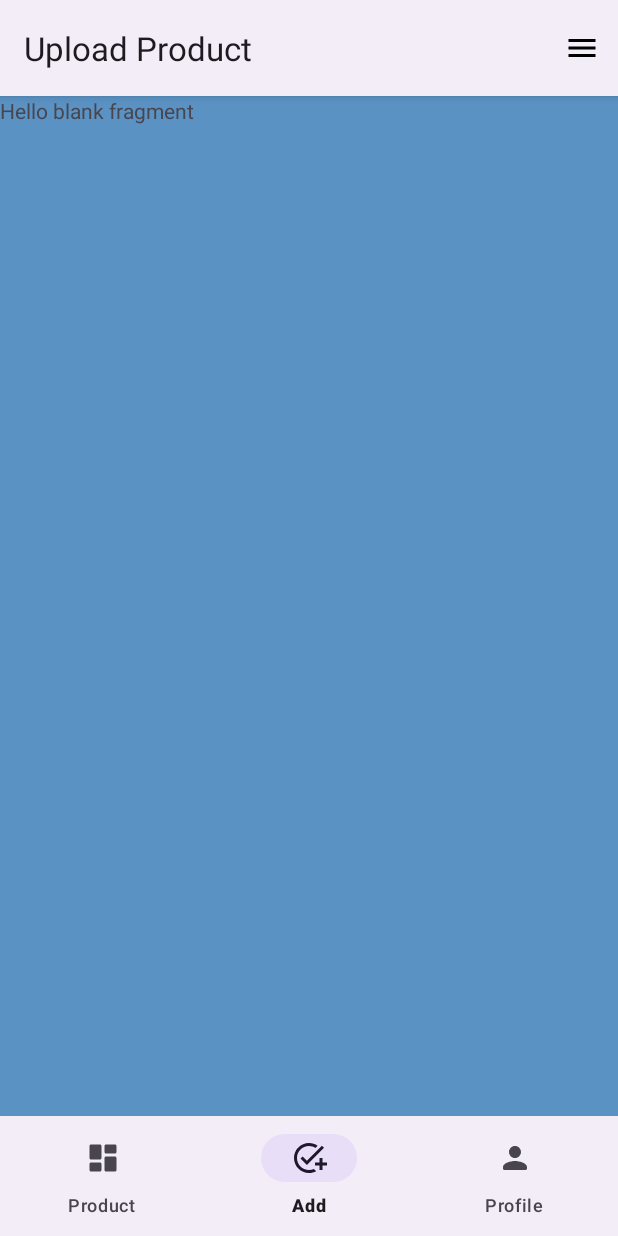
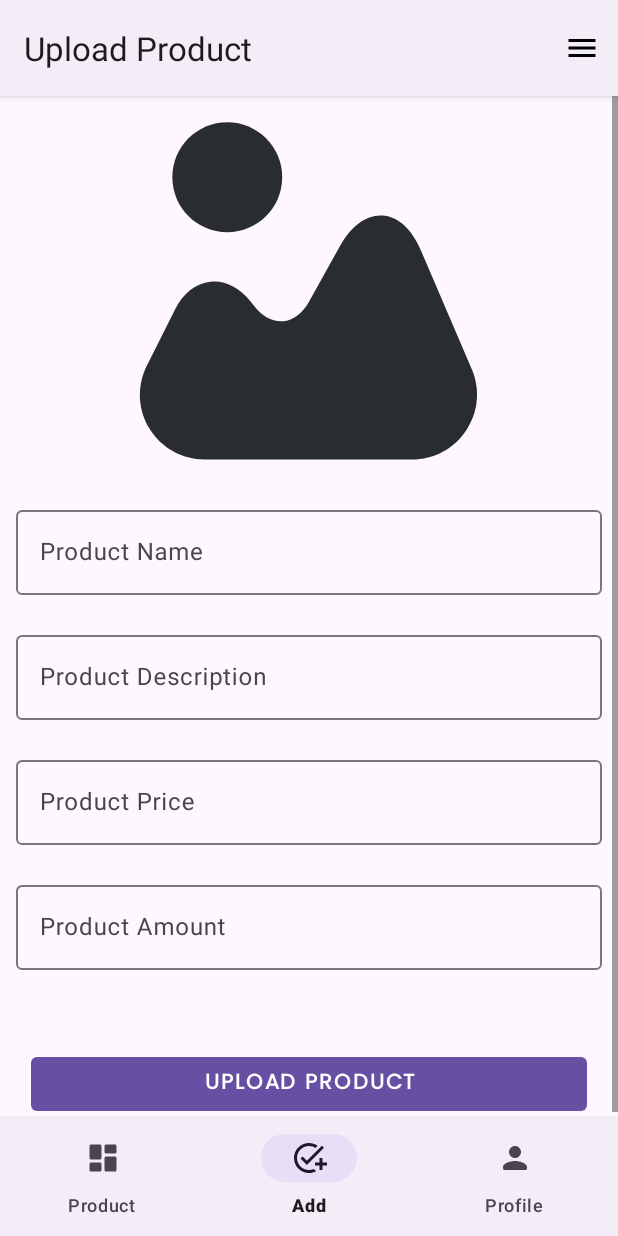
Before and after one commit to jubayerappdev/Elexaa-Mart, an Android app: the screen it shows after launch once a user with an empty profile is signed in (SellerDashboard), item 2 of the bottom bar chosen, on a phone screen of 412 x 824 dp. Run offline under Robolectric (Android 15) with nearby library versions, the phone set to English and light mode, and no system bars; our stand-ins replace Dagger/Hilt's generated code, Firebase (no records; nobody signed in at launch, a user with empty details on screens opened directly), navigation-ui, sdp/ssp sizes.

Commit message:
runtime permission added

```diff
--- a/app/src/main/AndroidManifest.xml
+++ b/app/src/main/AndroidManifest.xml
@@ -2,7 +2,16 @@
 <manifest xmlns:android="http://schemas.android.com/apk/res/android"
     xmlns:tools="http://schemas.android.com/tools">
 
+    <uses-feature
+        android:name="android.hardware.camera"
+        android:required="false" />
+
     <uses-permission android:name="android.permission.INTERNET" />
+
+    <uses-permission
+        android:name="android.permission.READ_EXTERNAL_STORAGE"
+        android:maxSdkVersion="32" />
+    <uses-permission android:name="android.permission.CAMERA" />
 
     <application
         android:name=".di.MyApp"
@@ -16,9 +25,9 @@
         android:theme="@style/Theme.ElexaaMart"
         tools:targetApi="31">
         <activity
-            android:theme="@style/Theme.ElexaaMart.App.Bar"
             android:name=".views.dashboard.seller.SellerDashboard"
-            android:exported="false" />
+            android:exported="false"
+            android:theme="@style/Theme.ElexaaMart.App.Bar" />
         <activity
             android:name=".views.starter.MainActivity"
             android:exported="true">
--- /dev/null
+++ b/app/src/main/java/com/creativeitinstitute/elexaamart/core/Extension.kt
@@ -0,0 +1,31 @@
+@file:Suppress("DEPRECATION")
+
+package com.creativeitinstitute.elexaamart.core
+
+
+import android.content.pm.PackageManager
+import android.widget.EditText
+import androidx.activity.result.ActivityResultLauncher
+import androidx.core.content.ContextCompat
+import androidx.fragment.app.Fragment
+
+
+
+fun EditText.extract() : String{
+
+  return  text.toString().trim()
+}
+
+fun Fragment.requestPermission(
+  request: ActivityResultLauncher<Array<String>>,
+  permission: Array<String>
+){
+ request.launch(permission)
+}
+
+fun Fragment.areAllPermissionsGranted(permissions: Array<String>): Boolean{
+
+  return permissions.all {
+    ContextCompat.checkSelfPermission(requireContext(),it) == PackageManager.PERMISSION_GRANTED
+  }
+}
--- /dev/null
+++ b/app/src/main/java/com/creativeitinstitute/elexaamart/data/Product.kt
@@ -0,0 +1,12 @@
+package com.creativeitinstitute.elexaamart.data
+
+data class Product(
+
+    var name: String = "",
+    var price: Double = 0.0,
+    var imageLink: String = "",
+    var description: String = "",
+    var amount:Int = 0,
+    var sellerID: String = "",
+    var productID: String = ""
+)
--- a/app/src/main/java/com/creativeitinstitute/elexaamart/views/dashboard/seller/upload/UploadProductFragment.kt
+++ b/app/src/main/java/com/creativeitinstitute/elexaamart/views/dashboard/seller/upload/UploadProductFragment.kt
@@ -1,21 +1,86 @@
 package com.creativeitinstitute.elexaamart.views.dashboard.seller.upload
 
-import android.os.Bundle
-import android.view.LayoutInflater
-import android.view.View
-import android.view.ViewGroup
-import androidx.fragment.app.Fragment
-import com.creativeitinstitute.elexaamart.R
 
-class UploadProductFragment : Fragment() {
+import android.Manifest
+import android.widget.Toast
+import androidx.activity.result.ActivityResultLauncher
+import androidx.activity.result.contract.ActivityResultContracts
+import androidx.activity.result.registerForActivityResult
 
-    override fun onCreateView(
-        inflater: LayoutInflater, container: ViewGroup?,
-        savedInstanceState: Bundle?
-    ): View? {
-        // Inflate the layout for this fragment
-        return inflater.inflate(R.layout.fragment_upload_product, container, false)
+import com.creativeitinstitute.elexaamart.base.BaseFragment
+import com.creativeitinstitute.elexaamart.core.areAllPermissionsGranted
+import com.creativeitinstitute.elexaamart.core.extract
+import com.creativeitinstitute.elexaamart.core.requestPermission
+import com.creativeitinstitute.elexaamart.data.Product
+import com.creativeitinstitute.elexaamart.databinding.FragmentUploadProductBinding
+import dagger.hilt.android.AndroidEntryPoint
+
+
+@AndroidEntryPoint
+class UploadProductFragment : BaseFragment<FragmentUploadProductBinding>(
+    FragmentUploadProductBinding::inflate
+) {
+    override fun setListener() {
+
+        permissionsRequest = getPermissionRequest()
+
+
+        binding.apply {
+            ivProduct.setOnClickListener {
+
+                requestPermission(permissionsRequest, permissionList)
+            }
+
+            btnUploadProduct.setOnClickListener {
+
+                val name = etProductName.extract()
+                val price = etProductPrice.extract()
+                val description = etProductDescription.extract()
+                val amount = etProductAmount.extract()
+
+                val product = Product(
+                    name = name,
+                    description = description,
+                    price = price.toDouble(),
+                    amount = amount.toInt()
+                )
+
+                uploadProduct(product)
+            }
+        }
+
+
     }
+
+    private fun getPermissionRequest(): ActivityResultLauncher<Array<String>> {
+
+        return registerForActivityResult (ActivityResultContracts.RequestMultiplePermissions()){
+
+            if (areAllPermissionsGranted(permissionList)){
+
+                Toast.makeText(requireContext(), "Granted", Toast.LENGTH_LONG).show()
+            }else{
+                Toast.makeText(requireContext(), "Not Granted", Toast.LENGTH_LONG).show()
+            }
+        }
+    }
+
+    private fun uploadProduct(product: Product) {
+
+    }
+
+    override fun allObserver() {
+
+    }
+
+    companion object{
+        private val permissionList = arrayOf(
+            Manifest.permission.READ_EXTERNAL_STORAGE,
+            Manifest.permission.CAMERA
+        )
+    }
+
+    private lateinit var permissionsRequest: ActivityResultLauncher<Array<String>>
 
 
 }
--- /dev/null
+++ b/app/src/main/res/drawable/ic_image_placeholder.xml
@@ -0,0 +1,12 @@
+<vector xmlns:android="http://schemas.android.com/apk/res/android"
+    android:width="800dp"
+    android:height="800dp"
+    android:viewportWidth="24"
+    android:viewportHeight="24">
+  <path
+      android:pathData="M22.019,16.82L18.889,9.5C18.319,8.16 17.469,7.4 16.499,7.35C15.539,7.3 14.609,7.97 13.899,9.25L11.999,12.66C11.599,13.38 11.029,13.81 10.409,13.86C9.779,13.92 9.149,13.59 8.639,12.94L8.419,12.66C7.709,11.77 6.829,11.34 5.929,11.43C5.029,11.52 4.259,12.14 3.749,13.15L2.019,16.6C1.399,17.85 1.459,19.3 2.189,20.48C2.919,21.66 4.189,22.37 5.579,22.37H18.339C19.679,22.37 20.929,21.7 21.669,20.58C22.429,19.46 22.549,18.05 22.019,16.82Z"
+      android:fillColor="#292D32"/>
+  <path
+      android:pathData="M6.97,8.381C8.837,8.381 10.35,6.868 10.35,5.001C10.35,3.134 8.837,1.621 6.97,1.621C5.103,1.621 3.59,3.134 3.59,5.001C3.59,6.868 5.103,8.381 6.97,8.381Z"
+      android:fillColor="#292D32"/>
+</vector>
--- a/app/src/main/res/layout/fragment_upload_product.xml
+++ b/app/src/main/res/layout/fragment_upload_product.xml
@@ -1,15 +1,101 @@
 <?xml version="1.0" encoding="utf-8"?>
-<FrameLayout xmlns:android="http://schemas.android.com/apk/res/android"
+<ScrollView xmlns:android="http://schemas.android.com/apk/res/android"
     xmlns:tools="http://schemas.android.com/tools"
     android:layout_width="match_parent"
     android:layout_height="match_parent"
-    android:background="#5A92C3"
+    xmlns:app="http://schemas.android.com/apk/res-auto"
     tools:context=".views.dashboard.seller.upload.UploadProductFragment">
 
-    <!-- TODO: Update blank fragment layout -->
-    <TextView
+    <LinearLayout
         android:layout_width="match_parent"
-        android:layout_height="match_parent"
-        android:text="@string/hello_blank_fragment" />
+        android:orientation="vertical"
+        android:layout_height="wrap_content">
 
-</FrameLayout>
+        <ImageView
+            android:id="@+id/iv_product"
+            android:src="@drawable/ic_image_placeholder"
+            android:layout_width="match_parent"
+            android:layout_height="@dimen/_200sdp"/>
+
+        <com.google.android.material.textfield.TextInputLayout
+           app:endIconMode="clear_text"
+            android:layout_margin="@dimen/_8sdp"
+            android:layout_marginHorizontal="@dimen/_16sdp"
+            android:layout_width="match_parent"
+            android:layout_height="wrap_content"
+            android:hint="@string/product_name">
+
+            <com.google.android.material.textfield.TextInputEditText
+                android:inputType="text"
+                android:id="@+id/et_product_name"
+                android:layout_width="match_parent"
+                android:layout_height="wrap_content"
+                />
+
+        </com.google.android.material.textfield.TextInputLayout>
+        <com.google.android.material.textfield.TextInputLayout
+            app:endIconMode="clear_text"
+            android:layout_margin="@dimen/_8sdp"
+            android:layout_marginHorizontal="@dimen/_16sdp"
+            android:layout_width="match_parent"
+            android:layout_height="wrap_content"
+            android:hint="@string/product_description">
+
+            <com.google.android.material.textfield.TextInputEditText
+                android:inputType="textMultiLine"
+                android:id="@+id/et_product_description"
+                android:layout_width="match_parent"
+                android:layout_height="wrap_content"
+                />
+
+        </com.google.android.material.textfield.TextInputLayout>
+        <com.google.android.material.textfield.TextInputLayout
+            app:endIconMode="clear_text"
+            android:layout_margin="@dimen/_8sdp"
+            android:layout_marginHorizontal="@dimen/_16sdp"
+            android:layout_width="match_parent"
+            android:layout_height="wrap_content"
+            android:hint="@string/product_price">
+
+            <com.google.android.material.textfield.TextInputEditText
+                android:inputType="numberDecimal"
+                android:id="@+id/et_product_price"
+                android:layout_width="match_parent"
+                android:layout_height="wrap_content"
+                />
+
+        </com.google.android.material.textfield.TextInputLayout>
+        <com.google.android.material.textfield.TextInputLayout
+            app:endIconMode="clear_text"
+            android:layout_margin="@dimen/_8sdp"
+            android:layout_marginHorizontal="@dimen/_16sdp"
+            android:layout_width="match_parent"
+            android:layout_height="wrap_content"
+            android:hint="@string/product_amount">
+
+            <com.google.android.material.textfield.TextInputEditText
+                android:inputType="number"
+                android:id="@+id/et_product_amount"
+                android:layout_width="match_parent"
+                android:layout_height="wrap_content"
+                />
+
+        </com.google.android.material.textfield.TextInputLayout>
+
+        <Button
+            android:text="@string/upload_product"
+            android:id="@+id/btnUploadProduct"
+            android:fontFamily="@font/poppins"
+            android:textStyle="bold"
+            style="@style/Widget.MaterialComponents.Button.UnelevatedButton"
+            android:layout_marginHorizontal="@dimen/_16sdp"
+            android:layout_marginTop="@dimen/_32sdp"
+            android:layout_width="match_parent"
+            android:layout_height="wrap_content"/>
+
+
+
+    </LinearLayout>
+
+
+</ScrollView>
--- a/app/src/main/res/values/strings.xml
+++ b/app/src/main/res/values/strings.xml
@@ -9,4 +9,9 @@
     <string name="settings">Settings</string>
     <string name="logout">Logout</string>
     <string name="menu">Menu</string>
+    <string name="product_name">Product Name</string>
+    <string name="product_description">Product Description</string>
+    <string name="product_price">Product Price</string>
+    <string name="product_amount">Product Amount</string>
+    <string name="upload_product">Upload Product</string>
 </resources>
```
